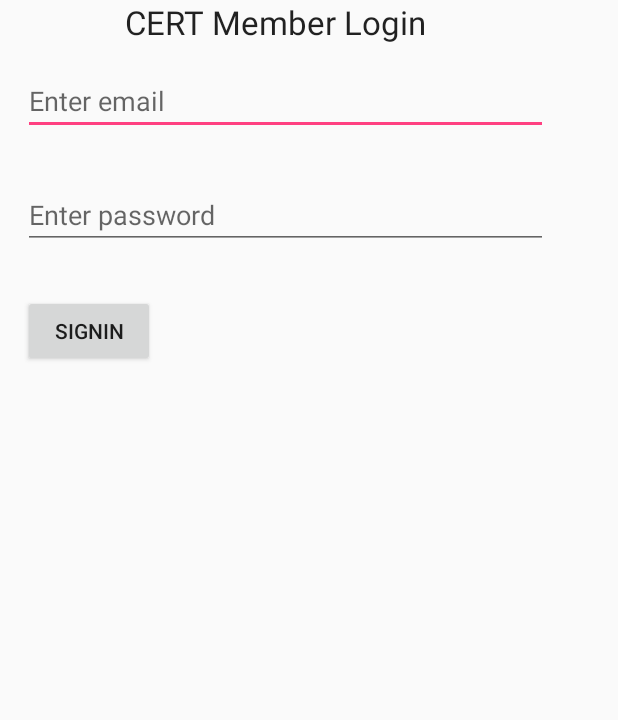
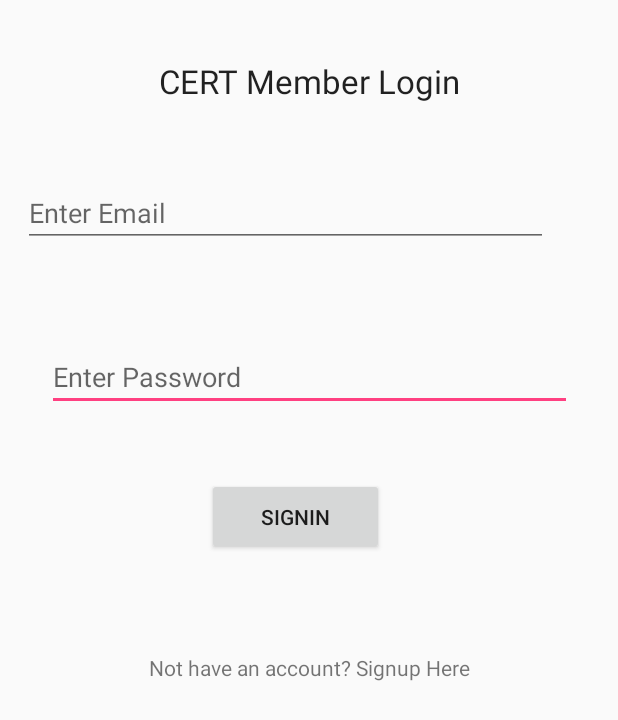
Before and after one commit to swaroopg79/GDP_AndroidSR, an Android app: the layout activity_login.xml on its own in the app's theme, with its tools: preview values and no code run, on a phone screen of 412 x 824 dp. Shown: the top 720 px of the screen. Run offline under Robolectric (Android 15) with nearby library versions, the phone set to English and light mode, and no system bars.

Commit message:
Errors resolved

```diff
--- a/app/src/main/res/layout/activity_login.xml
+++ b/app/src/main/res/layout/activity_login.xml
@@ -6,65 +6,94 @@
     android:layout_height="match_parent"
     tools:context="com.example.s528802.studentregistartion.Login">
 
-    <LinearLayout
-        android:layout_centerVertical="true"
-        android:layout_width="368dp"
-        android:layout_height="wrap_content"
-        android:orientation="vertical"
-        tools:layout_editor_absoluteY="0dp"
-        tools:layout_editor_absoluteX="8dp">
+
 
     <TextView
+        android:id="@+id/textView"
         android:layout_width="wrap_content"
         android:layout_height="wrap_content"
+        android:layout_gravity="center_horizontal"
+        android:text="CERT Member Login"
         android:textAppearance="?android:attr/textAppearanceLarge"
-            android:text="CERT Member Login"
-            android:id="@+id/textView"
-            android:layout_gravity="center_horizontal"
-            tools:layout_editor_absoluteY="0dp"
-            tools:layout_editor_absoluteX="0dp" />
+        app:layout_constraintTop_toTopOf="parent"
+        android:layout_marginTop="8dp"
+        android:layout_marginRight="8dp"
+        app:layout_constraintRight_toRightOf="parent"
+        android:layout_marginLeft="8dp"
+        app:layout_constraintLeft_toLeftOf="parent"
+        app:layout_constraintBottom_toBottomOf="parent"
+        android:layout_marginBottom="8dp"
+        app:layout_constraintVertical_bias="0.04" />
+
+    <EditText
+        android:id="@+id/editTextPassword"
+        android:layout_width="350dp"
+        android:layout_height="wrap_content"
+        android:layout_margin="15dp"
+        android:hint="Enter Password"
+        android:inputType="textPassword"
+        app:layout_constraintTop_toTopOf="parent"
+        android:layout_marginTop="8dp"
+        android:layout_marginRight="8dp"
+        app:layout_constraintRight_toRightOf="parent"
+        android:layout_marginLeft="8dp"
+        app:layout_constraintLeft_toLeftOf="parent"
+        app:layout_constraintBottom_toBottomOf="parent"
+        android:layout_marginBottom="8dp"
+        app:layout_constraintVertical_bias="0.285" />
 
     <EditText
         android:id="@+id/editTextEmail"
         android:layout_width="350dp"
         android:layout_height="wrap_content"
         android:layout_margin="15dp"
-            android:hint="Enter email"
+        android:hint="Enter Email"
         android:inputType="textEmailAddress"
-            tools:layout_editor_absoluteY="153dp"
-            tools:layout_editor_absoluteX="23dp" />
+        app:layout_constraintTop_toTopOf="parent"
+        android:layout_marginTop="8dp"
+        android:layout_marginRight="8dp"
+        app:layout_constraintRight_toRightOf="parent"
+        android:layout_marginLeft="8dp"
+        app:layout_constraintLeft_toLeftOf="parent"
+        app:layout_constraintBottom_toBottomOf="parent"
+        android:layout_marginBottom="8dp"
+        app:layout_constraintHorizontal_bias="0.0"
+        app:layout_constraintVertical_bias="0.139" />
 
-        <EditText
-            android:id="@+id/editTextPassword"
-            android:layout_width="350dp"
+    <TextView
+        android:id="@+id/textViewSignUp"
+        android:layout_width="0dp"
         android:layout_height="wrap_content"
         android:layout_margin="15dp"
-            android:hint="Enter password"
-            android:inputType="textPassword"
-            tools:layout_editor_absoluteY="165dp"
-            tools:layout_editor_absoluteX="120dp" />
+        android:text="Not have an account? Signup Here"
+        android:textAlignment="center"
+        app:layout_constraintTop_toTopOf="parent"
+        android:layout_marginTop="8dp"
+        android:layout_marginRight="8dp"
+        app:layout_constraintRight_toRightOf="parent"
+        android:layout_marginLeft="8dp"
+        app:layout_constraintLeft_toLeftOf="parent"
+        app:layout_constraintBottom_toBottomOf="parent"
+        android:layout_marginBottom="8dp"
+        app:layout_constraintVertical_bias="0.543" />
 
     <Button
         android:id="@+id/buttonSignin"
-            android:layout_width="88dp"
-            android:layout_height="wrap_content"
+        android:layout_width="118dp"
+        android:layout_height="51dp"
         android:layout_margin="15dp"
         android:text="SignIn"
-            tools:layout_editor_absoluteY="231dp"
-            tools:layout_editor_absoluteX="97dp" />
-
-        <TextView
-            android:text="Not have an account? Signup Here"
-            android:id="@+id/textViewSignUp"
-            android:textAlignment="center"
-            android:layout_margin="15dp"
-            android:layout_width="0dp"
-            android:layout_height="wrap_content"
-            tools:layout_editor_absoluteY="107dp"
-            tools:layout_editor_absoluteX="120dp" />
-
-    </LinearLayout>
-
+        app:layout_constraintTop_toTopOf="parent"
+        android:layout_marginTop="8dp"
+        android:layout_marginRight="8dp"
+        app:layout_constraintRight_toRightOf="parent"
+        android:layout_marginLeft="8dp"
+        app:layout_constraintLeft_toLeftOf="parent"
+        app:layout_constraintBottom_toBottomOf="parent"
+        android:layout_marginBottom="8dp"
+        app:layout_constraintHorizontal_bias="0.467"
+        app:layout_constraintVertical_bias="0.409"
+        tools:layout_editor_absoluteY="189dp" />
 
 
 </android.support.constraint.ConstraintLayout>
--- a/app/src/main/res/layout/activity_main.xml
+++ b/app/src/main/res/layout/activity_main.xml
@@ -9,29 +9,25 @@
     <ScrollView
         android:layout_width="368dp"
         android:layout_height="495dp"
-        tools:layout_editor_absoluteY="8dp"
-        tools:layout_editor_absoluteX="8dp">
+        tools:layout_editor_absoluteX="8dp"
+        tools:layout_editor_absoluteY="8dp">
 
         <LinearLayout
-        android:layout_centerVertical="true"
             android:layout_width="368dp"
             android:layout_height="wrap_content"
+            android:layout_centerVertical="true"
             android:orientation="vertical"
-        tools:layout_editor_absoluteY="0dp"
-        tools:layout_editor_absoluteX="8dp">
-
-
-
-
+            tools:layout_editor_absoluteX="8dp"
+            tools:layout_editor_absoluteY="0dp">
 
 
             <TextView
+                android:id="@+id/textView"
                 android:layout_width="wrap_content"
                 android:layout_height="wrap_content"
-            android:textAppearance="?android:attr/textAppearanceLarge"
+                android:layout_gravity="center_horizontal"
                 android:text="Student Registration"
-            android:id="@+id/textView"
-            android:layout_gravity="center_horizontal" />
+                android:textAppearance="?android:attr/textAppearanceLarge" />
 
             <EditText
                 android:id="@+id/editTextFname"
@@ -40,6 +36,7 @@
                 android:layout_margin="10dp"
                 android:hint="Enter FirstName"
                 android:inputType="text" />
+
             <EditText
                 android:id="@+id/editTextLname"
                 android:layout_width="match_parent"
@@ -65,19 +62,19 @@
                 android:inputType="textPassword" />
 
             <ImageView
+                android:id="@+id/ShowImageView"
                 android:layout_width="fill_parent"
                 android:layout_height="200dp"
-            android:id="@+id/ShowImageView"
                 android:layout_below="@+id/textview"
-            android:layout_marginTop="20dp"/>
+                android:layout_marginTop="20dp" />
 
             <Button
+                android:id="@+id/ButtonChooseImage"
                 android:layout_width="fill_parent"
                 android:layout_height="wrap_content"
-            android:id="@+id/ButtonChooseImage"
                 android:layout_below="@+id/ShowImageView"
                 android:layout_marginTop="15dp"
-            android:text="Choose Image"/>
+                android:text="Choose Image" />
 
             <Button
                 android:id="@+id/buttonSignup"
@@ -87,12 +84,12 @@
                 android:text="Signup" />
 
             <TextView
+                android:id="@+id/textViewSignin"
+                android:layout_width="match_parent"
+                android:layout_height="wrap_content"
+                android:layout_margin="15dp"
                 android:text="Already Registered? Signin Here"
-            android:id="@+id/textViewSignin"
-            android:textAlignment="center"
-            android:layout_margin="15dp"
-            android:layout_width="match_parent"
-            android:layout_height="wrap_content" />
+                android:textAlignment="center" />
 
         </LinearLayout>
 
```
Lines whose indentation alone changed are shown as unchanged.
